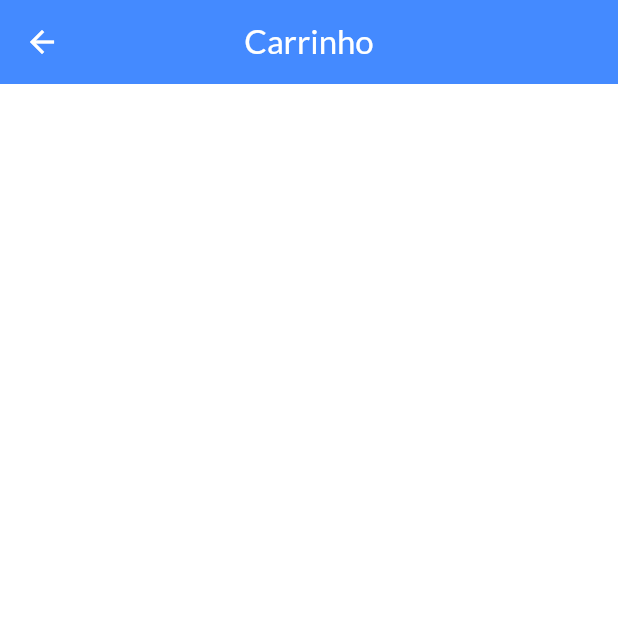
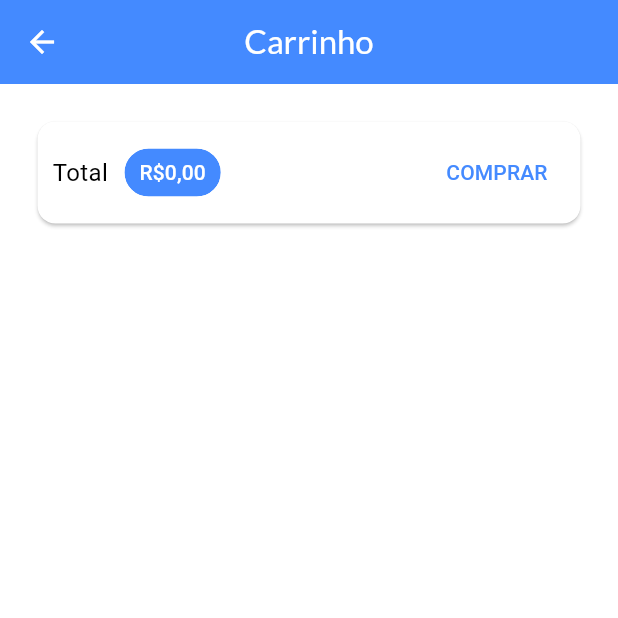
Before and after one commit to Jooaomarcelo/loja-app, a Flutter app: the CartPage screen opened by its route, on a phone screen of 412 x 824 dp, the top half of it. Run offline on Flutter 3.47's test engine with Material 3 defaults, Android fonts, the phone set to English and light mode, and no system bars; network calls fail.

Commit message:
added buy card

```diff
--- a/lib/main.dart
+++ b/lib/main.dart
@@ -46,7 +46,9 @@ class MyApp extends StatelessWidget {
                 color: Colors.white,
                 fontSize: 18,
               ),
-          ),
+              headlineMedium: TextStyle(
+                color: Colors.white,
+              )),
         ),
         routes: {
           AppRoutes.HOME: (ctx) => const ProductsOverviewPage(),
--- a/lib/pages/cart_page.dart
+++ b/lib/pages/cart_page.dart
@@ -1,14 +1,66 @@
 import 'package:flutter/material.dart';
+import 'package:provider/provider.dart';
+import 'package:shop/models/cart.dart';
 
 class CartPage extends StatelessWidget {
   const CartPage({super.key});
 
   @override
   Widget build(BuildContext context) {
+    final Cart cart = Provider.of(context);
+
     return Scaffold(
       appBar: AppBar(
         title: const Text('Carrinho'),
       ),
+      body: Column(
+        children: [
+          Card(
+            margin: const EdgeInsets.all(25),
+            child: Padding(
+              padding: const EdgeInsets.all(10),
+              child: Row(
+                mainAxisAlignment: MainAxisAlignment.spaceBetween,
+                children: [
+                  const Text(
+                    'Total',
+                    style: TextStyle(
+                      fontSize: 16,
+                    ),
+                  ),
+                  const SizedBox(width: 10),
+                  Chip(
+                    padding: const EdgeInsets.all(2),
+                    shape: RoundedRectangleBorder(
+                      borderRadius: BorderRadius.circular(20),
+                    ),
+                    backgroundColor: Theme.of(context).colorScheme.primary,
+                    label: Text(
+                      cart.itemsCount() > 0
+                          ? 'R\$${cart.getTotalAmount().toString()}'
+                          : 'R\$0,00',
+                      style: TextStyle(
+                        color:
+                            Theme.of(context).textTheme.headlineMedium?.color,
+                      ),
+                    ),
+                  ),
+                  const Spacer(),
+                  TextButton(
+                    onPressed: () {},
+                    child: Text(
+                      'COMPRAR',
+                      style: TextStyle(
+                        color: Theme.of(context).colorScheme.primary,
+                      ),
+                    ),
+                  ),
+                ],
+              ),
+            ),
+          )
+        ],
+      ),
     );
   }
 }
```
Lines whose indentation alone changed are shown as unchanged.
